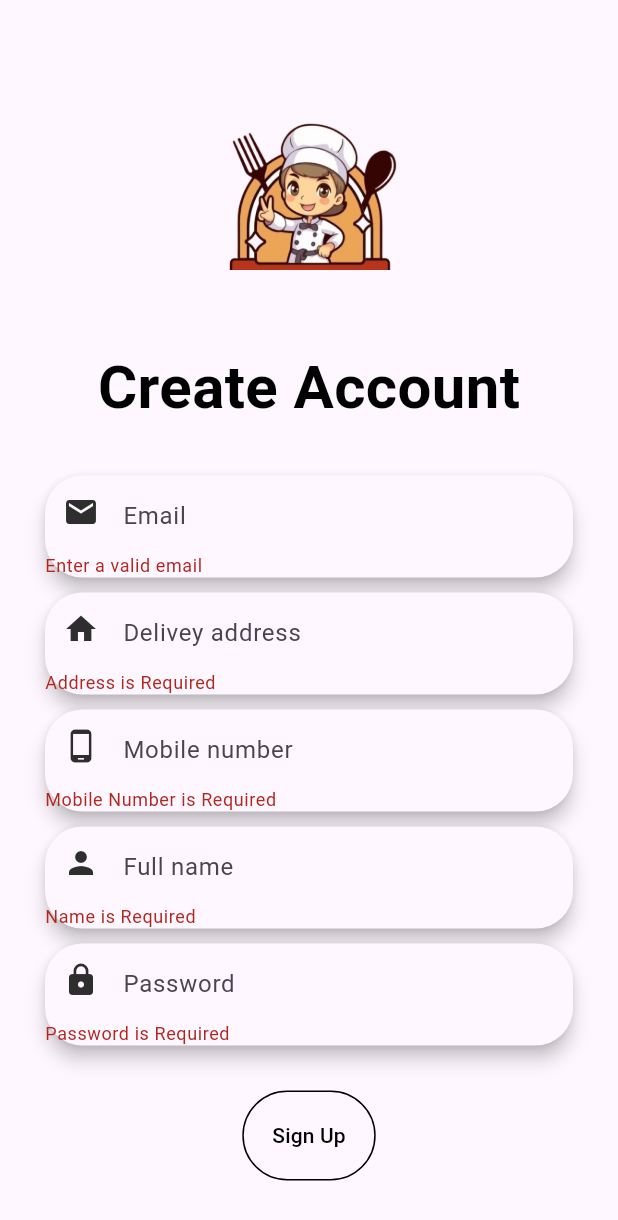
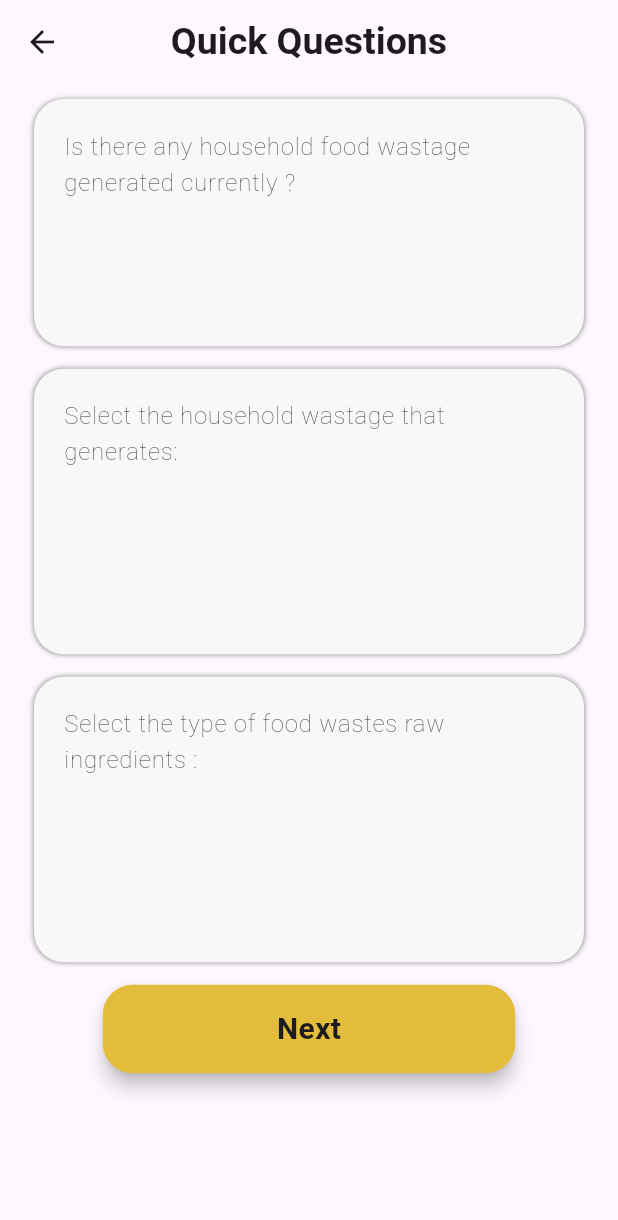
Before and after one commit to nethsaraLiyanage/recipe-rescue, a Flutter app: the Register screen opened by its route, after a tap on "Sign Up", on a phone screen of 412 x 824 dp. Shown: the top 1220 px of the screen. Run offline on Flutter 3.47's test engine with Material 3 defaults, Android fonts, the phone set to English and light mode, and no system bars; our stand-ins replace carousel_slider, flutter_secure_storage, flutter_signin_button, google_fonts, top_snackbar_flutter; missing offline and left inert: email_auth, flutter_config; accounts and stored records are empty.

Commit message:
question page

```diff
--- a/lib/main.dart
+++ b/lib/main.dart
@@ -3,6 +3,7 @@ import 'package:flutter/material.dart';
 import 'package:recipe_rescue/pages/Login.dart';
 import 'package:recipe_rescue/pages/Register.dart';
 import 'package:recipe_rescue/pages/profile_screen.dart';
+import 'package:recipe_rescue/pages/questions.dart';
 import 'package:recipe_rescue/pages/splash_page.dart';
 import 'package:recipe_rescue/pages/welcome_screen.dart';
 
@@ -29,6 +30,7 @@ class MyApp extends StatelessWidget {
         '/home': (context) => const HomeScreen(),
         '/profile': (context) => const ProfileScreen(),
         '/welcome': (context) => const WelcomeScreen(),
+        '/questions': (context) => const QuestionScreen(),
       },
     );
   }
--- a/lib/pages/Register.dart
+++ b/lib/pages/Register.dart
@@ -296,9 +296,10 @@ class _RegisterState extends State<Register> {
                         borderRadius: BorderRadius.circular(50)),
                     ),
                     onPressed: () {
-                      if (_formKey.currentState!.validate()) {
-                        save();
-                      }
+                      // if (_formKey.currentState!.validate()) {
+                      //   save();
+                      // }
+                      Navigator.pushNamed(context, '/questions');
                     },
                     child:
                         const Text('Sign Up', style: TextStyle(color: Color.fromARGB(255, 0, 0, 0))),
--- /dev/null
+++ b/lib/pages/questions.dart
@@ -0,0 +1,151 @@
+import 'package:recipe_rescue/widgets/custom_elevated_button.dart';
+import 'package:flutter/material.dart';
+import 'package:recipe_rescue/pages/home_screen.dart';
+
+class QuestionScreen extends StatelessWidget {
+  const QuestionScreen({super.key});
+
+  @override
+  Widget build(BuildContext context) {
+    var size = MediaQuery.of(context).size;
+  void onGetStarted() {
+      Navigator.of(context).pushAndRemoveUntil(
+          MaterialPageRoute(
+            builder: (ctx) => const HomeScreen(),
+          ),
+          (route) => false);
+    }
+    return Scaffold(
+      appBar: AppBar(
+        title: Text(
+          'Quick Questions',
+          style: Theme.of(context).textTheme.titleLarge!.copyWith(
+                fontWeight: FontWeight.bold,
+                fontSize: 25,
+              ),
+        ),
+        centerTitle: true,
+      ),
+      body: SizedBox(
+        width: double.infinity,
+        child: Column(
+          crossAxisAlignment: CrossAxisAlignment.center,
+          children: [
+            const SizedBox(
+              height: 10,
+            ),
+            Container(
+              height: size.height * 0.2,
+              width: size.width * 0.89,
+              decoration: BoxDecoration(
+                color: const Color.fromARGB(255, 248, 248, 248),
+                boxShadow: const [
+                  BoxShadow(
+                    blurRadius: 2,
+                    color: Colors.grey,
+                  )
+                ],
+                borderRadius: BorderRadius.circular(20),
+              ),
+              child: Column(
+                crossAxisAlignment: CrossAxisAlignment.start,
+                children: [
+                  Padding(
+                    padding: const EdgeInsets.all(20.0),
+                    child: Text(
+                      'Is there any household food wastage generated currently ?',
+                      style: Theme.of(context).textTheme.bodyLarge!.copyWith(
+                            fontWeight: FontWeight.w200,
+                            fontSize: 16,
+                      ),
+                      textAlign: TextAlign.start,
+                    ),
+                  )
+                ],
+              ),
+            ),
+            const SizedBox(
+              height: 15,
+            ),
+            Container(
+              height: size.height * 0.231,
+              width: size.width * 0.89,
+              decoration: BoxDecoration(
+                color: const Color.fromARGB(255, 248, 248, 248),
+                boxShadow: const [
+                  BoxShadow(
+                    blurRadius: 2,
+                    color: Colors.grey,
+                  )
+                ],
+                borderRadius: BorderRadius.circular(20),
+              ),
+              child: Column(
+                crossAxisAlignment: CrossAxisAlignment.start,
+                children: [
+                  Padding(
+                    padding:const EdgeInsets.all(20.0),
+                    child: Text(
+                      'Select the household wastage that generates:',
+                      style: Theme.of(context).textTheme.bodyLarge!.copyWith(
+                            fontWeight: FontWeight.w200,
+                            fontSize: 16,
+                        ),
+                    ),
+                  )
+                ],
+              ),
+            ),
+            const SizedBox(
+              height: 15,
+            ),
+            Container(
+              height: size.height * 0.231,
+              width: size.width * 0.89,
+              decoration: BoxDecoration(
+                color: const Color.fromARGB(255, 248, 248, 248),
+                boxShadow: const [
+                  BoxShadow(
+                    blurRadius: 2,
+                    color: Colors.grey,
+                  )
+                ],
+                borderRadius: BorderRadius.circular(20),
+              ),
+              child: Column(
+                crossAxisAlignment: CrossAxisAlignment.start,
+                children: [
+                  Padding(
+                    padding:const EdgeInsets.all(20.0),
+                    child: Text(
+                      'Select the type of food wastes raw ingredients :',
+                      style: Theme.of(context).textTheme.bodyLarge!.copyWith(
+                            fontWeight: FontWeight.w200,
+                            fontSize: 16,
+                        ),
+                    ),
+                  )
+                ],
+              ),
+            ),
+            const SizedBox(
+              height: 15,
+            ),
+            CustomElevatedButton(
+                  onButtonPressed: onGetStarted,
+                  height: 59,
+                  width: 275,
+                  childWidget: Text(
+                    'Next',
+                    style: Theme.of(context).textTheme.bodyMedium!.copyWith(
+                          fontSize: 20,
+                          fontWeight: FontWeight.bold,
+                        ),
+                  ),
+                )
+          ],
+        ),
+      ),
+    );
+  }
+}
```
